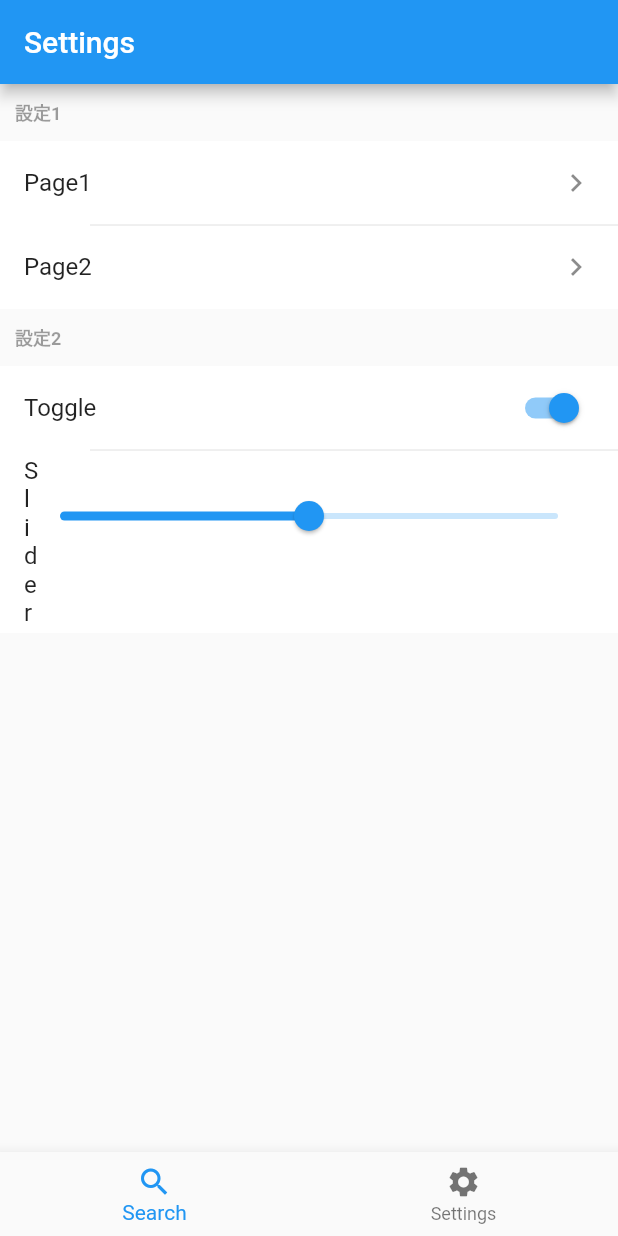
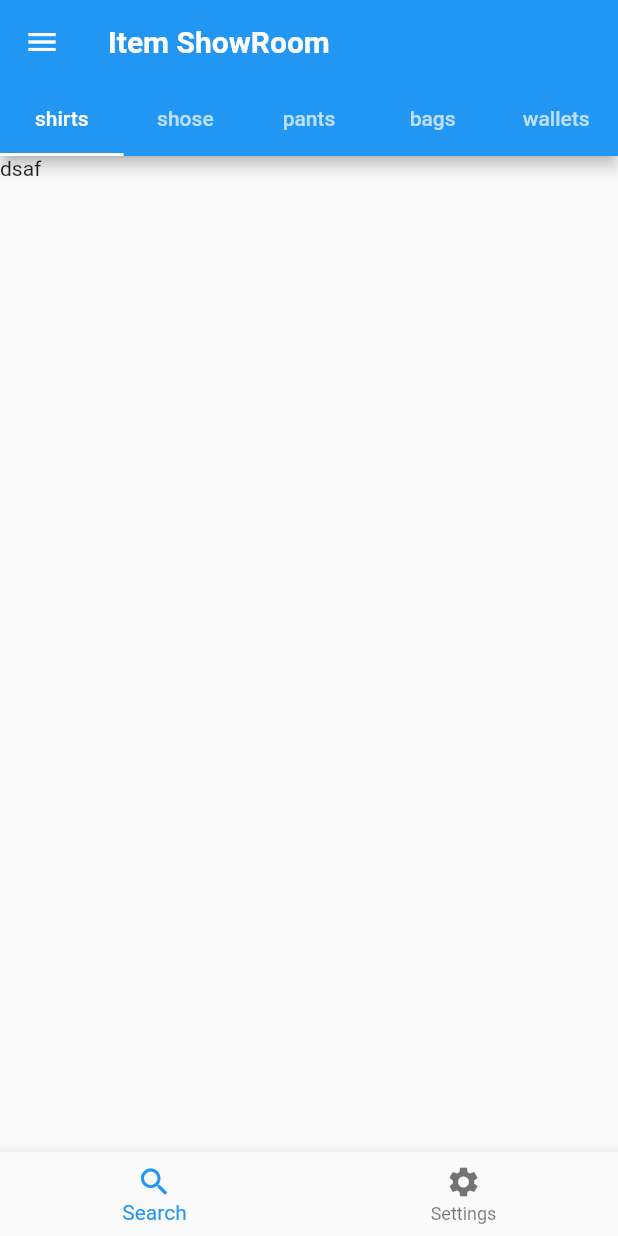
Before and after one commit to DialBird/flutter-ItemShowroom, a Flutter app: the screen it shows after launch, on a phone screen of 412 x 824 dp. Run offline on Flutter 3.47's test engine with Material 2 defaults, Android fonts, the phone set to English and light mode, and no system bars; Roboto replaces fonts that are missing (Timeburner).

Commit message:
Add ShowRoom View

```diff
--- a/lib/src/item_showroom.dart
+++ b/lib/src/item_showroom.dart
@@ -1,4 +1,4 @@
-// import 'package:item_showroom/src/pages/item_list_view.dart';
+import 'package:item_showroom/src/pages/item_list_view.dart';
 import 'package:item_showroom/src/pages/settings_view.dart';
 import 'package:item_showroom/src/ui/bottom_navigation_view.dart';
 import 'package:flutter/material.dart';
@@ -28,7 +28,7 @@ class _MyHomePageState extends State<MyHomePage> implements BottomNavigationView
   void initState() {
     super.initState();
 
-    _bodyContent = new SettingsView();
+    _bodyContent = new ItemListView();
   }
 
   @override
@@ -43,7 +43,7 @@ class _MyHomePageState extends State<MyHomePage> implements BottomNavigationView
   void onTapChangeIndex(int position) {
     setState(() {
       if(position == 0) {
-        _bodyContent = new SettingsView();
+        _bodyContent = new ItemListView();
       } else {
         _bodyContent = new SettingsView();
       }
--- /dev/null
+++ b/lib/src/models.dart
@@ -0,0 +1,16 @@
+class Item {
+  final String name;
+  final String imageUrl;
+  final int price;
+  final String description;
+
+  Item({this.name, this.imageUrl, this.description, this.price});
+  factory Item.fromJSON(Map<String, dynamic> data) {
+    return new Item(
+      name: data["Name"],
+      imageUrl: data["ImageURL"],
+      price: data["Price"],
+      description: data["Description"],
+    );
+  }
+}
--- /dev/null
+++ b/lib/src/pages/item_display_view.dart
@@ -0,0 +1,91 @@
+import 'package:flutter/material.dart';
+import 'package:http/http.dart' as http;
+import 'dart:async';
+import 'dart:convert';
+
+import 'package:item_showroom/src/models.dart';
+
+class ItemDisplayView extends StatefulWidget {
+  @override
+  _ItemDisplayViewState createState() => new _ItemDisplayViewState();
+}
+
+class _ItemDisplayViewState extends State<ItemDisplayView> {
+  List<Item> _items = [];
+
+  @override
+  void initState() {
+    super.initState();
+    // _getItems();
+  }
+
+  // _getItems() async {
+  //   http.Response response = await http.get(
+  //     Uri.encodeFull("http://localhost:8082/items"),
+  //     headers: {
+  //       "Accept": "application/json",
+  //     }
+  //   );
+
+  //   List<dynamic> data = JSON.decode(response.body);
+  //   setState(() {
+  //     _items = data.map((item) => Item.fromJSON(item)).toList();
+  //   });
+  // }
+
+  // Future<Null> refreshList() async {
+  //   await Future.delayed(Duration(seconds: 2));
+  //   return null;
+  // }
+
+  @override
+  Widget build(BuildContext context) {
+    return new Text("dsaf");
+    // return new RefreshIndicator(
+    //   child: new ListView.builder(
+    //     padding: new EdgeInsets.all(16.0),
+    //     itemCount: _items?.length,
+    //     itemBuilder: (BuildContext context, int index) {
+    //       return new _ItemCard(_items[index]);
+    //     },
+    //   ),
+    //   onRefresh: refreshList,
+    // );
+  }
+}
+
+// class _ItemCard extends StatelessWidget {
+//   final item;
+
+//   _ItemCard(this.item);
+
+//   @override
+//   Widget build(BuildContext context) {
+//     // return new Stack(
+//     //   children: <Widget>[
+//     //     new Chip(label: new Text("asdf")),
+//     //     new Card(
+//     //       child: new Column(
+//     //         children: <Widget>[
+//     //           new Image.network(item.imageUrl),
+//     //           new Text(item.name, style: TextStyle(fontSize: 24.0, fontFamily: 'Timeburner', fontWeight: FontWeight.w700)),
+//     //           new Text(item.price.toString()),
+//     //           new Text(item.description),
+//     //         ],
+//     //       ),
+//     //     ),
+//     //   ],
+//     // );
+//     return new Card(
+//       child: new Column(
+//         children: <Widget>[
+//           new Chip(label: new Text("asdf")),
+//           new Image.network(item.imageUrl),
+//           new Text(item.name, style: TextStyle(fontSize: 24.0, fontFamily: 'Timeburner', fontWeight: FontWeight.w700)),
+//           new Text(item.price.toString()),
+//           new Text(item.description),
+//         ],
+//       ),
+//     );
+//   }
+// }
--- /dev/null
+++ b/lib/src/pages/item_list_view.dart
@@ -0,0 +1,40 @@
+import 'package:flutter/material.dart';
+import 'package:item_showroom/src/pages/item_display_view.dart';
+
+class ItemListView extends StatelessWidget {
+  @override
+  Widget build(BuildContext context) {
+    return new DefaultTabController(
+      length: 5,
+      child: new Scaffold(
+        appBar: new AppBar(
+          leading: new IconButton(
+            icon: new Icon(Icons.menu),
+            onPressed: () {
+              print('Pushed');
+            },
+          ),
+          title: new Text('Item ShowRoom', style: TextStyle(fontFamily: 'Timeburner', fontWeight: FontWeight.w700)),
+          bottom: new TabBar(
+            tabs: <Widget>[
+              new Tab(text: 'shirts'),
+              new Tab(text: 'shose'),
+              new Tab(text: 'pants'),
+              new Tab(text: 'bags'),
+              new Tab(text: 'wallets'),
+            ],
+          ),
+        ),
+        body: new TabBarView(
+          children: <Widget>[
+            new ItemDisplayView(),
+            new Icon(Icons.directions_transit),
+            new Icon(Icons.directions_bike),
+            new Icon(Icons.directions_transit),
+            new Icon(Icons.directions_bike),
+          ],
+        ),
+      ),
+    );
+  }
+}
```
